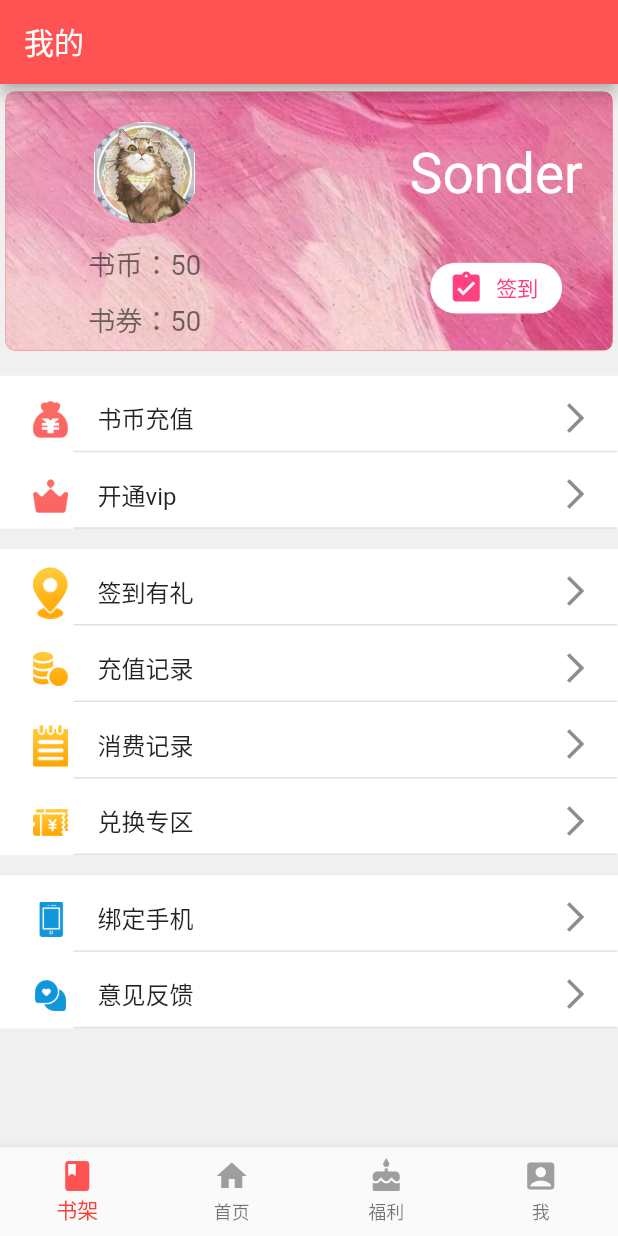
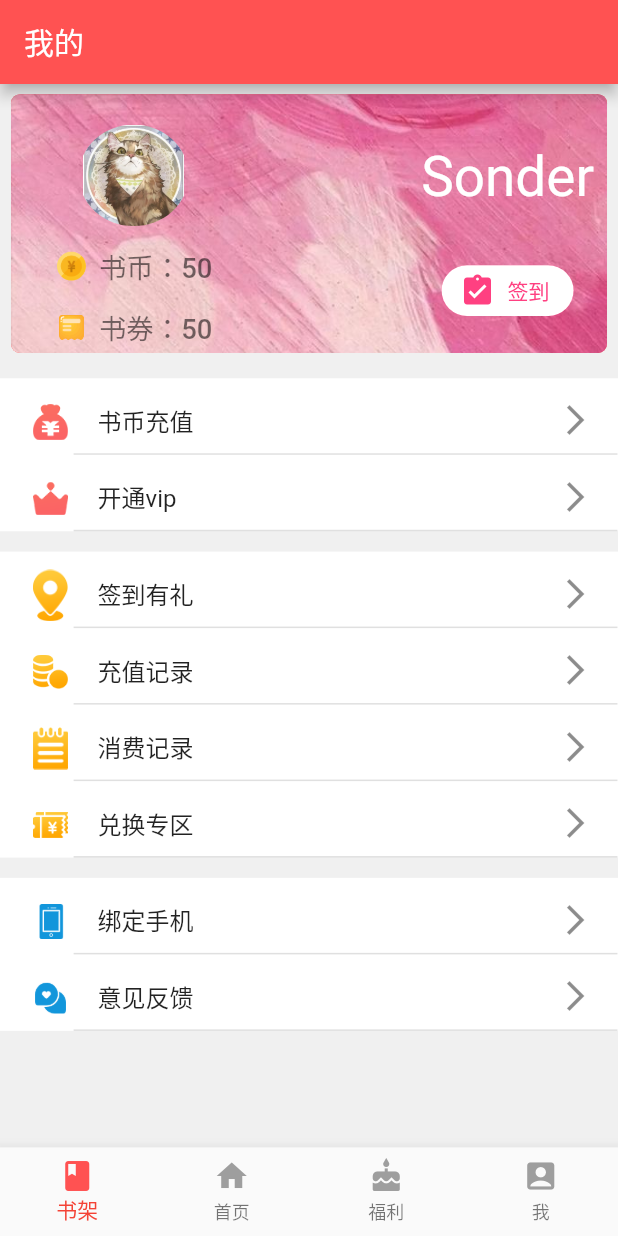
Before and after one commit to baoguok/Flutter_NovelReader, a Flutter app: the screen it shows after launch, swiped to page 4, on a phone screen of 412 x 824 dp. Run offline on Flutter 3.47's test engine with Material 2 defaults, Android fonts, the phone set to English and light mode, and no system bars; our stand-ins replace flutter_screenutil, flutter_swiper; missing offline and left inert: gzx_dropdown_menu.

Commit message:
个人中心界面优化

```diff
--- a/lib/pages/me/me_page.dart
+++ b/lib/pages/me/me_page.dart
@@ -33,9 +33,9 @@ class MePage extends StatelessWidget {
               image: AssetImage('images/back1.jpeg'), fit: BoxFit.fitWidth),
           borderRadius: BorderRadius.all(Radius.circular(6))),
       margin: EdgeInsets.fromLTRB(
-          ScreenUtil().setWidth(10),
-          ScreenUtil().setHeight(15),
-          ScreenUtil().setWidth(10),
+          ScreenUtil().setWidth(20),
+          ScreenUtil().setHeight(20),
+          ScreenUtil().setWidth(20),
           ScreenUtil().setHeight(10)),
       width: ScreenUtil().setWidth(1105),
       height: ScreenUtil().setHeight(510),
@@ -48,7 +48,7 @@ class MePage extends StatelessWidget {
   Widget _leftWidget() {
     return Container(
         margin: EdgeInsets.fromLTRB(
-            ScreenUtil().setWidth(150), ScreenUtil().setHeight(60), 0, 0),
+            ScreenUtil().setWidth(80), ScreenUtil().setHeight(60), 0, 0),
         child: Container(
           child: Column(
             children: <Widget>[
@@ -61,20 +61,46 @@ class MePage extends StatelessWidget {
               ),
               Container(
                 margin: EdgeInsets.only(top: ScreenUtil().setHeight(40)),
-                child: Text(
+                child: Row(
+                  children: <Widget>[
+                    Container(
+                      margin: EdgeInsets.only(right: ScreenUtil().setWidth(20)),
+                      child: Image(
+                        image: AssetImage('images/64-金币.png'),
+                        width: ScreenUtil().setWidth(60),
+                        height: ScreenUtil().setHeight(70),
+                      ),
+                    ),
+                    Text(
                       '书币：50',
                       style: TextStyle(
-                      fontSize: ScreenUtil().setSp(50), color: Colors.black54),
+                          fontSize: ScreenUtil().setSp(50), color: Colors.black54,
+                          fontWeight: FontWeight.w500),
+                    ),
+                  ],
+                )
+              ),
+              Container(
+                  margin: EdgeInsets.only(top: ScreenUtil().setHeight(40)),
+                  child: Row(
+                    children: <Widget>[
+                      Container(
+                        margin: EdgeInsets.only(right: ScreenUtil().setWidth(20)),
+                        child: Image(
+                          image: AssetImage('images/优惠券 (1).png'),
+                          width: ScreenUtil().setWidth(60),
+                          height: ScreenUtil().setHeight(70),
                         ),
                       ),
-              Container(
-                margin: EdgeInsets.only(top: ScreenUtil().setHeight(30)),
-                child: Text(
+                      Text(
                         '书券：50',
                         style: TextStyle(
-                      fontSize: ScreenUtil().setSp(50), color: Colors.black54),
+                            fontSize: ScreenUtil().setSp(50), color: Colors.black54,
+                            fontWeight: FontWeight.w500),
                       ),
+                    ],
                   )
+              ),
             ],
           ),
         ));
@@ -143,6 +169,7 @@ class MePage extends StatelessWidget {
 
   Widget _topList() {
     return Container(
+      width: ScreenUtil().setWidth(700),
       decoration: BoxDecoration(
         color: Colors.white
       ),
```
Lines whose indentation alone changed are shown as unchanged.
